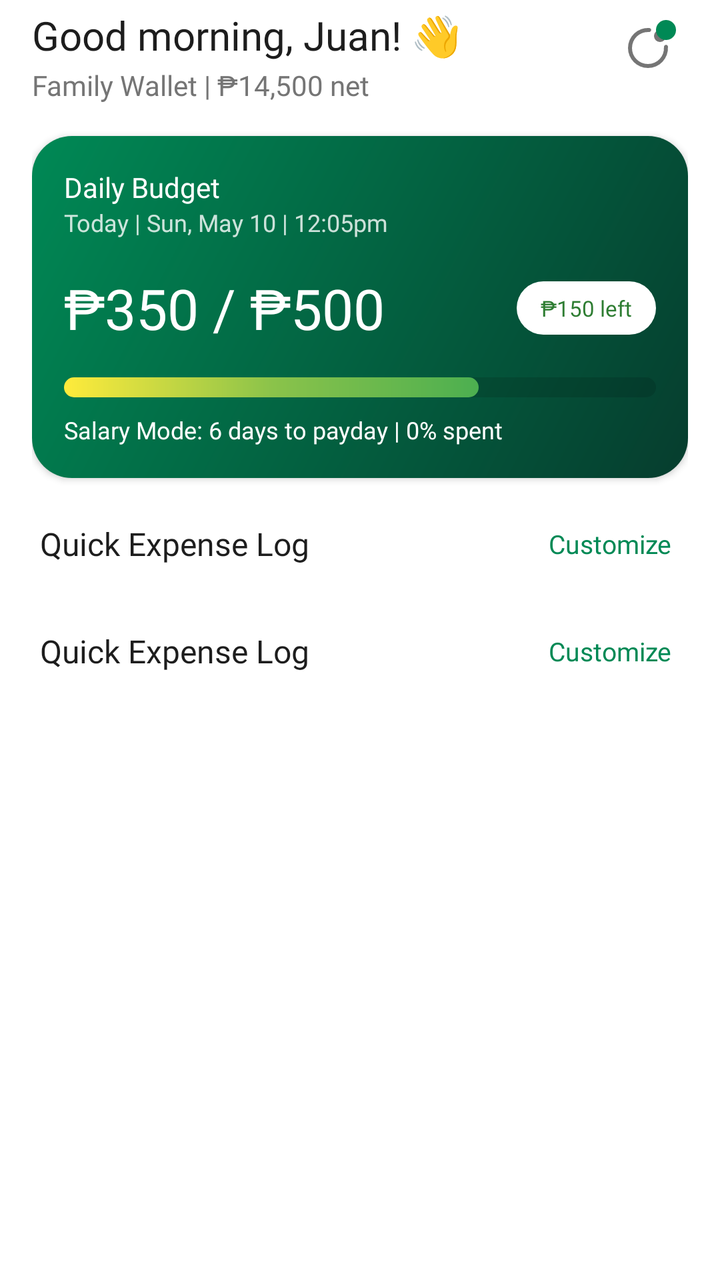
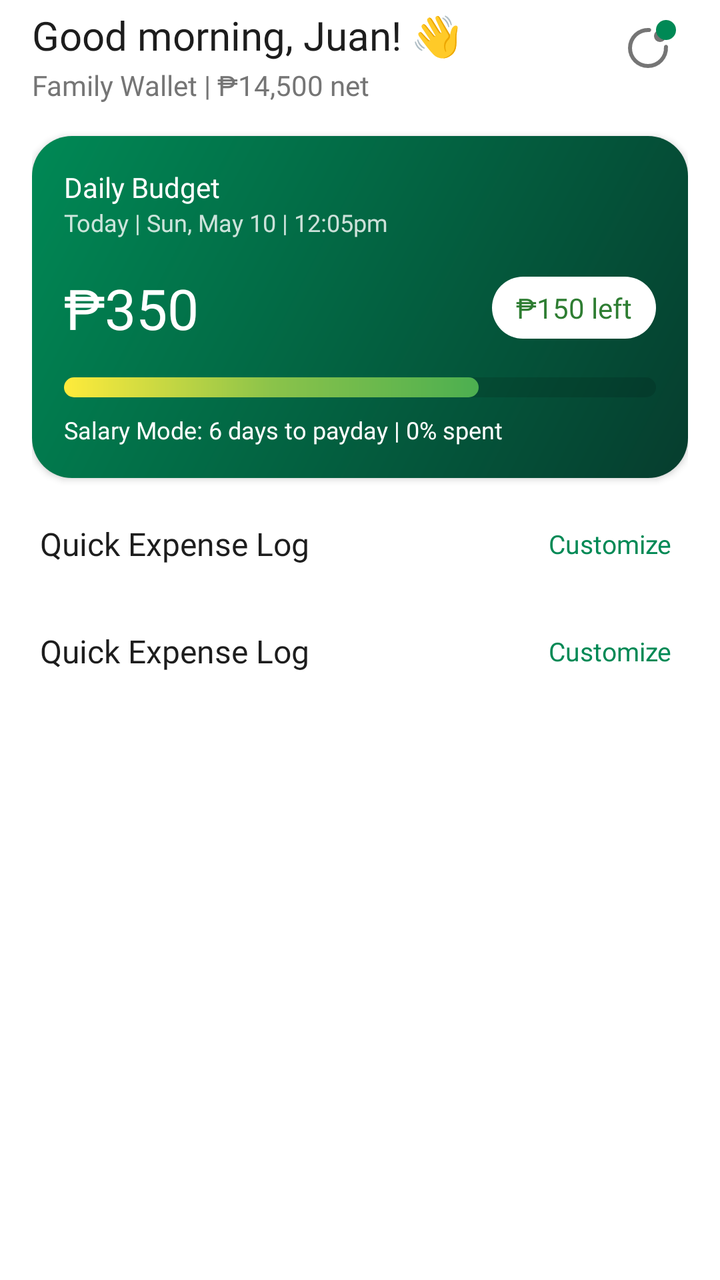

Two renders of the same Android screen: before a commit and after it. Below are the layout's source before the change and the commit's diff.
<!-- AndroidManifest.xml: application theme Theme.Carti -->
<!-- res/layout/fragment_home.xml -->
<?xml version="1.0" encoding="utf-8"?>
<androidx.constraintlayout.widget.ConstraintLayout xmlns:android="http://schemas.android.com/apk/res/android"
    xmlns:app="http://schemas.android.com/apk/res-auto"
    xmlns:tools="http://schemas.android.com/tools"
    android:layout_width="match_parent"
    android:layout_height="match_parent"
    android:background="@color/white">

    <androidx.core.widget.NestedScrollView
        android:id="@+id/home"
        android:layout_width="0dp"
        android:layout_height="0dp"
        android:clipToPadding="false"
        android:paddingHorizontal="@dimen/spacing_medium"
        app:layout_constraintBottom_toBottomOf="parent"
        app:layout_constraintEnd_toEndOf="parent"
        app:layout_constraintStart_toStartOf="parent"
        app:layout_constraintTop_toBottomOf="@id/layoutHeader">

        <LinearLayout
            android:layout_width="match_parent"
            android:layout_height="wrap_content"
            android:orientation="vertical">

            <include
                android:id="@+id/cardBudget"
                layout="@layout/card_daily_budget" />

            
            <include
                android:id="@+id/headerQuickLog"
                layout="@layout/layout_section_header" />

            <androidx.recyclerview.widget.RecyclerView
                android:id="@+id/rvQuickLog"
                android:layout_width="match_parent"
                android:layout_height="wrap_content"
                android:layout_marginTop="4dp"
                android:scrollbars="none"
                android:nestedScrollingEnabled="false"
                app:layoutManager="androidx.recyclerview.widget.GridLayoutManager"
                app:spanCount="4"
                tools:listitem="@layout/item_quick_log" />

            <include
                android:id="@+id/headerRecent"
                layout="@layout/layout_section_header" />

            <com.google.android.material.card.MaterialCardView
                android:layout_width="match_parent"
                android:layout_height="wrap_content"
                app:cardBackgroundColor="@color/white"
                app:cardCornerRadius="@dimen/card_corner_radius"
                app:cardElevation="0dp"
                app:strokeColor="@color/surface_variant"
                app:strokeWidth="1dp">

                <androidx.recyclerview.widget.RecyclerView
                    android:id="@+id/rvTransactions"
                    android:layout_width="match_parent"
                    android:layout_height="wrap_content"
                    android:scrollbars="none"
                    android:nestedScrollingEnabled="false"
                    tools:listitem="@layout/item_transaction" />

            </com.google.android.material.card.MaterialCardView>

        </LinearLayout>
    </androidx.core.widget.NestedScrollView>


    <androidx.constraintlayout.widget.ConstraintLayout
        android:id="@+id/layoutHeader"
        android:layout_width="match_parent"
        android:layout_height="wrap_content"
        android:background="@color/white"
        android:paddingHorizontal="@dimen/spacing_medium"
        android:paddingTop="4dp"
        android:paddingBottom="8dp">

        <LinearLayout
            android:id="@+id/llGreeting"
            android:layout_width="0dp"
            android:layout_height="wrap_content"
            android:orientation="vertical"
            app:layout_constraintEnd_toStartOf="@id/btn_notif_container"
            app:layout_constraintStart_toStartOf="parent"
            app:layout_constraintTop_toTopOf="parent">

            <TextView
                android:id="@+id/tv_greeting_main"
                android:layout_width="wrap_content"
                android:layout_height="wrap_content"
                android:fontFamily="@font/plus_jakarta_sans_bold"
                android:text="@string/welcome_message"
                android:textColor="@color/text_primary"
                android:textSize="20sp" />

            <TextView
                android:id="@+id/tv_greeting_sub"
                android:layout_width="wrap_content"
                android:layout_height="wrap_content"
                android:layout_marginTop="2dp"
                android:fontFamily="@font/plus_jakarta_sans_medium"
                android:text="@string/family_label"
                android:textColor="@color/text_secondary"
                android:textSize="14sp" />
        </LinearLayout>

        <FrameLayout
            android:id="@+id/btn_notif_container"
            android:layout_width="wrap_content"
            android:layout_height="wrap_content"
            app:layout_constraintEnd_toEndOf="parent"
            app:layout_constraintTop_toTopOf="parent">

            <ImageButton
                android:id="@+id/btn_notif"
                android:layout_width="40dp"
                android:layout_height="40dp"
                android:background="?attr/selectableItemBackgroundBorderless"
                android:contentDescription="@string/notifications"
                android:src="@drawable/ic_bell"
                app:tint="@color/text_secondary" />

            <View
                android:id="@+id/notif_badge"
                android:layout_width="10dp"
                android:layout_height="10dp"
                android:layout_gravity="top|end"
                android:layout_marginTop="6dp"
                android:layout_marginEnd="6dp"
                android:background="@drawable/badge_dot" />
        </FrameLayout>
    </androidx.constraintlayout.widget.ConstraintLayout>

</androidx.constraintlayout.widget.ConstraintLayout>
<!-- res/layout/card_daily_budget.xml (included above) -->
<?xml version="1.0" encoding="utf-8"?>
<com.google.android.material.card.MaterialCardView xmlns:android="http://schemas.android.com/apk/res/android"
    xmlns:app="http://schemas.android.com/apk/res-auto"
    android:layout_width="match_parent"
    android:layout_height="wrap_content"
    android:layout_marginVertical="@dimen/spacing_small"
    app:cardCornerRadius="@dimen/pill_corner_radius"
    app:cardElevation="2dp"
    app:strokeWidth="0dp">

    <LinearLayout
        android:layout_width="match_parent"
        android:layout_height="wrap_content"
        android:background="@drawable/bg_header_gradient"
        android:orientation="vertical"
        android:padding="@dimen/spacing_medium">

        <TextView
            android:layout_width="wrap_content"
            android:layout_height="wrap_content"
            android:fontFamily="@font/plus_jakarta_sans_bold"
            android:text="@string/daily_budget"
            android:textColor="@color/white"
            android:textSize="14sp" />

        <TextView
            android:layout_width="wrap_content"
            android:layout_height="wrap_content"
            android:fontFamily="@font/plus_jakarta_sans_medium"
            android:text="@string/current_date"
            android:textColor="@color/white_80"
            android:textSize="12sp" />

        <RelativeLayout
            android:layout_width="match_parent"
            android:layout_height="wrap_content"
            android:layout_marginTop="@dimen/spacing_medium">

            <TextView
                android:id="@+id/tvAmount"
                android:layout_width="wrap_content"
                android:layout_height="wrap_content"
                android:fontFamily="@font/plus_jakarta_sans_bold"
                android:text="@string/budget_summary"
                android:textColor="@color/white"
                android:textSize="28sp" />

            <TextView
                android:id="@+id/tvStatus"
                android:layout_width="wrap_content"
                android:layout_height="wrap_content"
                android:layout_alignParentEnd="true"
                android:layout_centerVertical="true"
                android:background="@drawable/bg_pill_white"
                android:fontFamily="@font/plus_jakarta_sans_bold"
                android:paddingHorizontal="12dp"
                android:paddingVertical="6dp"
                android:text="@string/amount_remaining"
                android:textColor="@color/green_budget_status"
                android:textSize="11sp" />
        </RelativeLayout>

        <ProgressBar
            style="@android:style/Widget.ProgressBar.Horizontal"
            android:layout_width="match_parent"
            android:layout_height="10dp"
            android:layout_marginTop="@dimen/spacing_medium"
            android:progress="70"
            android:progressDrawable="@drawable/daily_progress_bar" />

        <TextView
            android:layout_width="wrap_content"
            android:layout_height="wrap_content"
            android:layout_marginTop="@dimen/spacing_small"
            android:fontFamily="@font/plus_jakarta_sans_medium"
            android:text="@string/spent_remaining_days"
            android:textColor="@color/white"
            android:textSize="12sp" />

    </LinearLayout>
</com.google.android.material.card.MaterialCardView>
<!-- res/layout/layout_section_header.xml (included above) -->
<?xml version="1.0" encoding="utf-8"?>
<androidx.constraintlayout.widget.ConstraintLayout xmlns:android="http://schemas.android.com/apk/res/android"
    xmlns:app="http://schemas.android.com/apk/res-auto"
    android:layout_width="match_parent"
    android:layout_height="wrap_content"
    android:paddingHorizontal="4dp"
    android:paddingVertical="12dp">

    <LinearLayout
        android:id="@+id/llHeaderTitle"
        android:layout_width="0dp"
        android:layout_height="wrap_content"
        android:orientation="vertical"
        app:layout_constraintBottom_toBottomOf="parent"
        app:layout_constraintEnd_toStartOf="@+id/btnSectionAction"
        app:layout_constraintStart_toStartOf="parent"
        app:layout_constraintTop_toTopOf="parent">

        <TextView
            android:id="@+id/tvSectionTitle"
            android:layout_width="match_parent"
            android:layout_height="wrap_content"
            android:fontFamily="@font/plus_jakarta_sans_bold"
            android:text="@string/quick_log_title"
            android:textColor="@color/text_primary"
            android:textSize="16sp" />

        <TextView
            android:id="@+id/tvSectionSubTitle"
            android:layout_width="match_parent"
            android:layout_height="wrap_content"
            android:fontFamily="@font/plus_jakarta_sans_medium"
            android:text="@string/quick_log_subtitle"
            android:textColor="@color/text_tertiary"
            android:textSize="12sp"
            android:visibility="gone" />
    </LinearLayout>

    <TextView
        android:id="@+id/btnSectionAction"
        android:layout_width="wrap_content"
        android:layout_height="wrap_content"
        android:background="?attr/selectableItemBackgroundBorderless"
        android:clickable="true"
        android:focusable="true"
        android:fontFamily="@font/plus_jakarta_sans_semibold"
        android:padding="4dp"
        android:text="@string/customize"
        android:textColor="@color/green_primary"
        android:textSize="13sp"
        app:layout_constraintBottom_toBottomOf="@id/llHeaderTitle"
        app:layout_constraintEnd_toEndOf="parent"
        app:layout_constraintTop_toTopOf="@id/llHeaderTitle" />

</androidx.constraintlayout.widget.ConstraintLayout>
<!-- res/layout/item_quick_log.xml (included above) -->
<?xml version="1.0" encoding="utf-8"?>
<com.google.android.material.card.MaterialCardView xmlns:android="http://schemas.android.com/apk/res/android"
    xmlns:app="http://schemas.android.com/apk/res-auto"
    android:layout_width="match_parent"
    android:layout_height="wrap_content"
    android:layout_margin="4dp"
    app:cardBackgroundColor="@color/white"
    app:cardCornerRadius="12dp"
    app:cardElevation="0dp"
    app:strokeColor="@color/surface_variant"
    app:strokeWidth="1dp">

    <LinearLayout
        android:layout_width="match_parent"
        android:layout_height="match_parent"
        android:gravity="center"
        android:orientation="vertical"
        android:padding="8dp">

        <com.google.android.material.card.MaterialCardView
            android:id="@+id/cvIconBg"
            android:layout_width="36dp"
            android:layout_height="36dp"
            app:cardBackgroundColor="@color/log_food"
            app:cardCornerRadius="10dp"
            app:cardElevation="0dp">

            <ImageView
                android:id="@+id/ivIcon"
                android:layout_width="20dp"
                android:layout_height="20dp"
                android:layout_gravity="center"
                android:src="@android:drawable/ic_menu_gallery"
                app:tint="@color/icon_food" />
        </com.google.android.material.card.MaterialCardView>

        <TextView
            android:id="@+id/tvLabel"
            android:layout_width="wrap_content"
            android:layout_height="wrap_content"
            android:layout_marginTop="8dp"
            android:text="@string/label_food"
            android:textAlignment="center"
            android:textColor="@color/text_primary"
            android:textSize="11sp"
            android:fontFamily="@font/plus_jakarta_sans_bold" />

    </LinearLayout>
</com.google.android.material.card.MaterialCardView>
<!-- res/layout/item_transaction.xml (included above) -->
<?xml version="1.0" encoding="utf-8"?>
<LinearLayout xmlns:android="http://schemas.android.com/apk/res/android"
    xmlns:app="http://schemas.android.com/apk/res-auto"
    android:layout_width="match_parent"
    android:layout_height="wrap_content"
    android:orientation="vertical">

    <LinearLayout
        android:layout_width="match_parent"
        android:layout_height="wrap_content"
        android:gravity="center_vertical"
        android:padding="@dimen/spacing_medium">

        <com.google.android.material.card.MaterialCardView
            android:id="@+id/cvIconBg"
            android:layout_width="40dp"
            android:layout_height="40dp"
            app:cardBackgroundColor="@color/log_food"
            app:cardCornerRadius="20dp"
            app:cardElevation="0dp">

            <ImageView
                android:id="@+id/ivIcon"
                android:layout_width="@dimen/icon_size_small"
                android:layout_height="@dimen/icon_size_small"
                android:layout_gravity="center"
                android:contentDescription="@null"
                android:src="@android:drawable/ic_menu_gallery"
                app:tint="@color/icon_food" />
        </com.google.android.material.card.MaterialCardView>

        <LinearLayout
            android:layout_width="0dp"
            android:layout_height="wrap_content"
            android:layout_marginStart="@dimen/spacing_medium"
            android:layout_weight="1"
            android:orientation="vertical">

            <TextView
                android:id="@+id/tvTitle"
                android:layout_width="wrap_content"
                android:layout_height="wrap_content"
                android:textColor="@color/text_primary"
                android:textSize="@dimen/text_size_body"
                android:fontFamily="@font/plus_jakarta_sans_bold" />

            <TextView
                android:id="@+id/tvTimestamp"
                android:layout_width="wrap_content"
                android:layout_height="wrap_content"
                android:textColor="@color/text_secondary"
                android:textSize="@dimen/text_size_small"
                android:fontFamily="@font/plus_jakarta_sans_medium" />
        </LinearLayout>

        <TextView
            android:id="@+id/tvAmount"
            android:layout_width="wrap_content"
            android:layout_height="wrap_content"
            android:textColor="@color/text_primary"
            android:textSize="@dimen/text_size_body"
            android:fontFamily="@font/plus_jakarta_sans_bold" />

    </LinearLayout>

    <com.google.android.material.divider.MaterialDivider
        android:id="@+id/divider"
        android:layout_width="match_parent"
        android:layout_height="wrap_content"
        android:layout_marginStart="72dp"
        app:dividerColor="@color/surface_variant" />

</LinearLayout>
<!-- resources referenced by this layout -->
<resources>
  <color name="green_budget_status">#2E7D32</color>
  <color name="green_primary">#008955</color>
  <color name="icon_food">#4CAF50</color>
  <color name="log_food">#E8F5E9</color>
  <color name="surface_variant">#F5F5F5</color>
  <color name="text_primary">#1D1D1D</color>
  <color name="text_secondary">#757575</color>
  <color name="text_tertiary">#9E9E9E</color>
  <color name="white">#FFFFFFFF</color>
  <color name="white_80">#CCFFFFFF</color>
  <dimen name="card_corner_radius">16dp</dimen>
  <dimen name="icon_size_small">20dp</dimen>
  <dimen name="pill_corner_radius">20dp</dimen>
  <dimen name="spacing_medium">16dp</dimen>
  <dimen name="spacing_small">8dp</dimen>
  <dimen name="text_size_body">14sp</dimen>
  <dimen name="text_size_small">12sp</dimen>
  <!-- drawable badge_dot (drawable) -->
  <?xml version="1.0" encoding="utf-8"?>
  <shape xmlns:android="http://schemas.android.com/apk/res/android"
      android:shape="oval">
      <solid android:color="@color/carti_primary_green" />
      <size
          android:width="8dp"
          android:height="8dp" />
  </shape>
  <!-- drawable bg_header_gradient (drawable) -->
  <?xml version="1.0" encoding="utf-8"?>
  <shape xmlns:android="http://schemas.android.com/apk/res/android"
      android:shape="rectangle">
      <gradient
          android:angle="315"
          android:endColor="@color/green_darker"
          android:startColor="@color/green_primary" />
  </shape>
  <!-- drawable bg_pill_white (drawable) -->
  <?xml version="1.0" encoding="utf-8"?>
  <shape xmlns:android="http://schemas.android.com/apk/res/android">
      <solid android:color="@color/white" />
      <corners android:radius="20dp" />
  </shape>
  <!-- drawable daily_progress_bar (drawable) -->
  <?xml version="1.0" encoding="utf-8"?>
  <layer-list xmlns:android="http://schemas.android.com/apk/res/android">
  
      <item android:id="@android:id/background">
          <shape>
              <corners android:radius="10dp" />
              <solid android:color="@color/progress_bg" />
          </shape>
      </item>
  
      <item android:id="@android:id/progress">
          <scale android:scaleWidth="100%">
              <shape>
                  <corners android:radius="10dp" />
                  <gradient
                      android:angle="0"
                      android:centerColor="@color/progress_center"
                      android:endColor="@color/progress_end"
                      android:startColor="@color/progress_start" />
              </shape>
          </scale>
      </item>
  
  </layer-list>
  <string name="amount_remaining">₱150 left</string>
  <string name="budget_summary">₱350 / ₱500</string>
  <string name="current_date">Today | Sun, May 10 | 12:05pm</string>
  <string name="customize">Customize</string>
  <string name="daily_budget">Daily Budget</string>
  <string name="family_label">Family Wallet | ₱14,500 net </string>
  <string name="label_food">Food</string>
  <string name="notifications">Notifications</string>
  <string name="quick_log_subtitle">Just select, 1 tap!</string>
  <string name="quick_log_title">Quick Expense Log</string>
  <string name="spent_remaining_days">Salary Mode: 6 days to payday | 0% spent </string>
  <string name="welcome_message">Good morning, Juan! 👋</string>
  <style name="Theme.Carti" parent="Base.Theme.Carti" />
  <color name="carti_primary_green">#008955</color>
  <color name="green_darker">#063D2E</color>
  <color name="progress_bg">#20000000</color>
  <color name="progress_center">#8BC34A</color>
  <color name="progress_end">#4CAF50</color>
  <color name="progress_start">#FFEB3B</color>
  <style name="Base.Theme.Carti" parent="Theme.Material3.DayNight.NoActionBar">
          <item name="colorPrimary">@color/carti_primary_green</item>
          <item name="android:windowBackground">@color/white</item>
          <item name="android:statusBarColor">@color/white</item>
          <item name="android:windowLightStatusBar" tools:targetApi="m">true</item>
          <item name="android:navigationBarColor">@color/white</item>
      </style>
  <!-- unchanged entries left out for length: 1 -->
</resources>

<!-- the commit's change to res/layout/fragment_home.xml (unified diff, before → after) -->
@@ -5,6 +5,74 @@
     android:layout_width="match_parent"
     android:layout_height="match_parent"
     android:background="@color/white">
+
+    <androidx.constraintlayout.widget.ConstraintLayout
+        android:id="@+id/layoutHeader"
+        android:layout_width="match_parent"
+        android:layout_height="wrap_content"
+        android:background="@color/white"
+        android:paddingHorizontal="@dimen/spacing_medium"
+        android:paddingTop="4dp"
+        android:paddingBottom="8dp"
+        app:layout_constraintEnd_toEndOf="parent"
+        app:layout_constraintStart_toStartOf="parent"
+        app:layout_constraintTop_toTopOf="parent">
+
+        <LinearLayout
+            android:id="@+id/llGreeting"
+            android:layout_width="0dp"
+            android:layout_height="wrap_content"
+            android:orientation="vertical"
+            app:layout_constraintEnd_toStartOf="@id/btn_notif_container"
+            app:layout_constraintStart_toStartOf="parent"
+            app:layout_constraintTop_toTopOf="parent">
+
+            <TextView
+                android:id="@+id/tv_greeting_main"
+                android:layout_width="wrap_content"
+                android:layout_height="wrap_content"
+                android:fontFamily="@font/plus_jakarta_sans_bold"
+                android:text="@string/welcome_message"
+                android:textColor="@color/text_primary"
+                android:textSize="20sp" />
+
+            <TextView
+                android:id="@+id/tv_greeting_sub"
+                android:layout_width="wrap_content"
+                android:layout_height="wrap_content"
+                android:layout_marginTop="2dp"
+                android:fontFamily="@font/plus_jakarta_sans_medium"
+                android:text="@string/family_label"
+                android:textColor="@color/text_secondary"
+                android:textSize="14sp" />
+        </LinearLayout>
+
+        <FrameLayout
+            android:id="@+id/btn_notif_container"
+            android:layout_width="wrap_content"
+            android:layout_height="wrap_content"
+            app:layout_constraintEnd_toEndOf="parent"
+            app:layout_constraintTop_toTopOf="parent">
+
+            <ImageButton
+                android:id="@+id/btn_notif"
+                android:layout_width="40dp"
+                android:layout_height="40dp"
+                android:background="?attr/selectableItemBackgroundBorderless"
+                android:contentDescription="@string/notifications"
+                android:src="@drawable/ic_bell"
+                app:tint="@color/text_secondary" />
+
+            <View
+                android:id="@+id/notif_badge"
+                android:layout_width="10dp"
+                android:layout_height="10dp"
+                android:layout_gravity="top|end"
+                android:layout_marginTop="6dp"
+                android:layout_marginEnd="6dp"
+                android:background="@drawable/badge_dot" />
+        </FrameLayout>
+    </androidx.constraintlayout.widget.ConstraintLayout>
 
     <androidx.core.widget.NestedScrollView
         android:id="@+id/home"
@@ -26,7 +94,6 @@
                 android:id="@+id/cardBudget"
                 layout="@layout/card_daily_budget" />
 
-            
             <include
                 android:id="@+id/headerQuickLog"
                 layout="@layout/layout_section_header" />
@@ -36,8 +103,8 @@
                 android:layout_width="match_parent"
                 android:layout_height="wrap_content"
                 android:layout_marginTop="4dp"
+                android:nestedScrollingEnabled="false"
                 android:scrollbars="none"
-                android:nestedScrollingEnabled="false"
                 app:layoutManager="androidx.recyclerview.widget.GridLayoutManager"
                 app:spanCount="4"
                 tools:listitem="@layout/item_quick_log" />
@@ -59,80 +126,14 @@
                     android:id="@+id/rvTransactions"
                     android:layout_width="match_parent"
                     android:layout_height="wrap_content"
+                    android:nestedScrollingEnabled="false"
                     android:scrollbars="none"
-                    android:nestedScrollingEnabled="false"
                     tools:listitem="@layout/item_transaction" />
 
             </com.google.android.material.card.MaterialCardView>
 
         </LinearLayout>
     </androidx.core.widget.NestedScrollView>
-
-
-    <androidx.constraintlayout.widget.ConstraintLayout
-        android:id="@+id/layoutHeader"
-        android:layout_width="match_parent"
-        android:layout_height="wrap_content"
-        android:background="@color/white"
-        android:paddingHorizontal="@dimen/spacing_medium"
-        android:paddingTop="4dp"
-        android:paddingBottom="8dp">
-
-        <LinearLayout
-            android:id="@+id/llGreeting"
-            android:layout_width="0dp"
-            android:layout_height="wrap_content"
-            android:orientation="vertical"
-            app:layout_constraintEnd_toStartOf="@id/btn_notif_container"
-            app:layout_constraintStart_toStartOf="parent"
-            app:layout_constraintTop_toTopOf="parent">
-
-            <TextView
-                android:id="@+id/tv_greeting_main"
-                android:layout_width="wrap_content"
-                android:layout_height="wrap_content"
-                android:fontFamily="@font/plus_jakarta_sans_bold"
-                android:text="@string/welcome_message"
-                android:textColor="@color/text_primary"
-                android:textSize="20sp" />
-
-            <TextView
-                android:id="@+id/tv_greeting_sub"
-                android:layout_width="wrap_content"
-                android:layout_height="wrap_content"
-                android:layout_marginTop="2dp"
-                android:fontFamily="@font/plus_jakarta_sans_medium"
-                android:text="@string/family_label"
-                android:textColor="@color/text_secondary"
-                android:textSize="14sp" />
-        </LinearLayout>
-
-        <FrameLayout
-            android:id="@+id/btn_notif_container"
-            android:layout_width="wrap_content"
-            android:layout_height="wrap_content"
-            app:layout_constraintEnd_toEndOf="parent"
-            app:layout_constraintTop_toTopOf="parent">
-
-            <ImageButton
-                android:id="@+id/btn_notif"
-                android:layout_width="40dp"
-                android:layout_height="40dp"
-                android:background="?attr/selectableItemBackgroundBorderless"
-                android:contentDescription="@string/notifications"
-                android:src="@drawable/ic_bell"
-                app:tint="@color/text_secondary" />
-
-            <View
-                android:id="@+id/notif_badge"
-                android:layout_width="10dp"
-                android:layout_height="10dp"
-                android:layout_gravity="top|end"
-                android:layout_marginTop="6dp"
-                android:layout_marginEnd="6dp"
-                android:background="@drawable/badge_dot" />
-        </FrameLayout>
-    </androidx.constraintlayout.widget.ConstraintLayout>
 
 </androidx.constraintlayout.widget.ConstraintLayout>
 <!-- res/layout/card_daily_budget.xml (included above) -->
@@ -195,10 +196,11 @@
                 android:paddingVertical="6dp"
                 android:text="@string/amount_remaining"
                 android:textColor="@color/green_budget_status"
-                android:textSize="11sp" />
+                android:textSize="14sp" />
         </RelativeLayout>
 
         <ProgressBar
+            android:id="@+id/progressDaily"
             style="@android:style/Widget.ProgressBar.Horizontal"
             android:layout_width="match_parent"
             android:layout_height="10dp"
@@ -207,6 +209,7 @@
             android:progressDrawable="@drawable/daily_progress_bar" />
 
         <TextView
+            android:id="@+id/tvSalaryInfo"
             android:layout_width="wrap_content"
             android:layout_height="wrap_content"
             android:layout_marginTop="@dimen/spacing_small"
@@ -351,8 +354,7 @@
                 android:layout_height="@dimen/icon_size_small"
                 android:layout_gravity="center"
                 android:contentDescription="@null"
-                android:src="@android:drawable/ic_menu_gallery"
-                app:tint="@color/icon_food" />
+                android:src="@android:drawable/ic_menu_gallery" />
         </com.google.android.material.card.MaterialCardView>
 
         <LinearLayout
<!-- resource entries referenced after the edit -->
@@ -67,7 +67,7 @@
   
   </layer-list>
   <string name="amount_remaining">₱150 left</string>
-  <string name="budget_summary">₱350 / ₱500</string>
+  <string name="budget_summary">₱350</string>
   <string name="current_date">Today | Sun, May 10 | 12:05pm</string>
   <string name="customize">Customize</string>
   <string name="daily_budget">Daily Budget</string>
